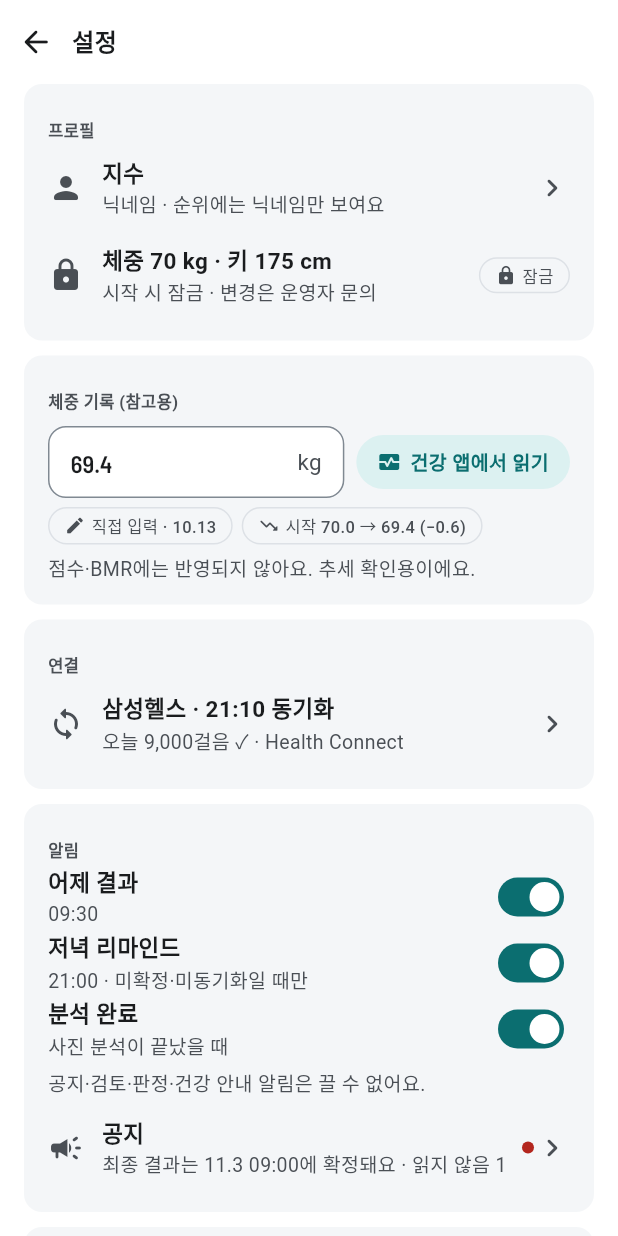
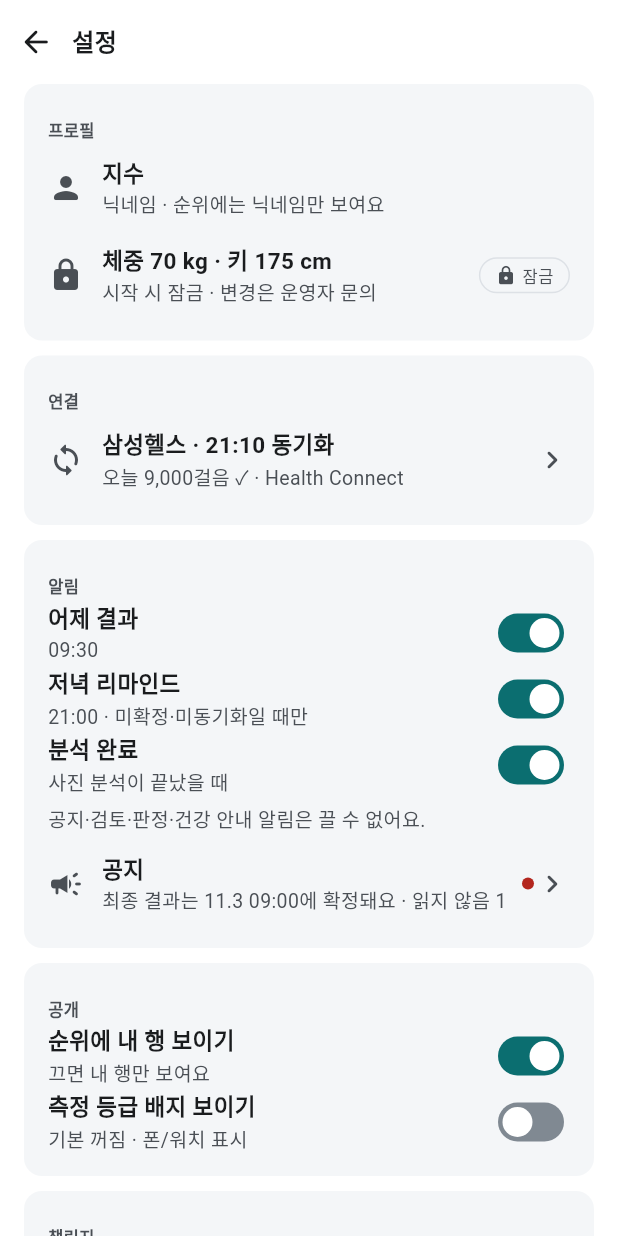
Before and after one commit to Davvyy/WOW, a Flutter app: the SettingsScreen screen opened by its route, on a phone screen of 412 x 824 dp. Run offline on Flutter 3.47's test engine with Material 3 defaults, Android fonts, the phone set to English and light mode, and no system bars; our stand-ins replace camera, firebase_core, firebase_messaging, flutter_riverpod, go_router, package_info_plus and 3 more; missing offline and left inert: health, kakao_flutter_sdk_user; accounts and stored records are empty; Roboto replaces fonts that are missing (Pretendard).

Commit message:
Load and save the settings toggles on the server
The settings screen kept the three notification toggles, the grade
badge, "show my row in the ranking" and the AI photo consent only in
memory, so a restart or reinstall put them back to the prototype
defaults and the server never learned about them.

- New API calls fetchSettings / updateSettings (RPC my_settings and
  set_my_settings). MySettingsNotifier reads them on start and on every
  sign-in change, changes one toggle at a time, and puts the old value
  back with a toast when the save does not go through.
- rankVisibleProvider and aiConsentProvider now follow the server
  values, so the ranking tab and the camera use the same answer. The
  onboarding join re-reads them after sending the consent.
- Revoking or granting the AI photo consent asks first in a dialog.
- The "weight record (reference)" card is gone: it started at the
  prototype 69.4 kg with a fake "start -> 69.4 (-25.6)" chip and saved
  nothing. The health-app weight reader stays for when the card returns.
- The privacy policy row is hidden until there is a URL, and the
  nickname row no longer looks tappable (there is no rename RPC).

The mock API keeps the settings in memory with the same defaults, so
mock mode and the tests work the same way.

```diff
--- a/app/lib/services/api/challory_api.dart
+++ b/app/lib/services/api/challory_api.dart
@@ -37,6 +37,12 @@ abstract class ChalloryApi {
 
   /// 다음 달 자동 참가 설정을 바꾼다(본인 프로필 행).
   Future<void> setAutoContinue(bool on);
+
+  /// 설정 화면 토글(my_settings, D75): 알림 3종 · 순위 공개 · 측정 등급 배지 · AI 사진 분석 동의. 로그인 전이면 기본값.
+  Future<MySettings> fetchSettings();
+
+  /// 설정 토글 바꾸기(set_my_settings): [patch] 의 항목만 바꾸고 바뀐 뒤 전체 값을 돌려준다.
+  Future<MySettings> updateSettings(MySettings patch, {required Set<SettingKey> keys});
 
   /// 공지 목록(N-03, 최신순). 예약 발송 시각이 지난 것만.
   Future<List<Notice>> fetchNotices();
@@ -118,6 +124,74 @@ abstract class ChalloryApi {
 
   /// 로그아웃 때 이 기기 행을 지워 더는 이 계정 알림이 오지 않게 한다(RLS: 본인 행)
   Future<void> unregisterDevice(String deviceId);
+}
+
+/// 설정 토글 이름(서버 my_settings 키)
+enum SettingKey {
+  notifyYesterday('notify_yesterday'),
+  notifyReminder('notify_reminder'),
+  notifyAnalysis('notify_analysis'),
+  leaderboardVisible('leaderboard_visible'),
+  gradeBadgePublic('grade_badge_public'),
+  aiConsent('ai_consent');
+
+  const SettingKey(this.wire);
+  final String wire;
+}
+
+/// 설정 화면 토글(서버 저장, D75). 알림을 끄면 서버가 그 종류 푸시를 보내지 않고, 순위 공개·배지는 순위표에,
+/// AI 동의는 사진 분석(국외 AI 전송)에 쓰인다.
+class MySettings {
+  const MySettings({this.notifyYesterday = true, this.notifyReminder = true, this.notifyAnalysis = true, this.leaderboardVisible = true,
+      this.gradeBadgePublic = false, this.aiConsent = true});
+
+  /// 어제 결과(N-01, 09:30)
+  final bool notifyYesterday;
+
+  /// 저녁 리마인드(N-02, 21:00)
+  final bool notifyReminder;
+
+  /// 분석 완료(N-04)
+  final bool notifyAnalysis;
+
+  /// 순위에 내 행 보이기(participants.leaderboard_visible)
+  final bool leaderboardVisible;
+
+  /// 측정 등급 배지 공개(participants.grade_badge_public)
+  final bool gradeBadgePublic;
+
+  /// 국외 AI 사진 분석 동의(consents overseas_ai)
+  final bool aiConsent;
+
+  bool operator [](SettingKey k) => switch (k) {
+        SettingKey.notifyYesterday => notifyYesterday,
+        SettingKey.notifyReminder => notifyReminder,
+        SettingKey.notifyAnalysis => notifyAnalysis,
+        SettingKey.leaderboardVisible => leaderboardVisible,
+        SettingKey.gradeBadgePublic => gradeBadgePublic,
+        SettingKey.aiConsent => aiConsent,
+      };
+
+  MySettings withValue(SettingKey k, bool v) => MySettings(
+        notifyYesterday: k == SettingKey.notifyYesterday ? v : notifyYesterday,
+        notifyReminder: k == SettingKey.notifyReminder ? v : notifyReminder,
+        notifyAnalysis: k == SettingKey.notifyAnalysis ? v : notifyAnalysis,
+        leaderboardVisible: k == SettingKey.leaderboardVisible ? v : leaderboardVisible,
+        gradeBadgePublic: k == SettingKey.gradeBadgePublic ? v : gradeBadgePublic,
+        aiConsent: k == SettingKey.aiConsent ? v : aiConsent,
+      );
+
+  /// 바꿀 항목만 서버 키로
+  Map<String, bool> patchJson(Set<SettingKey> keys) => {for (final k in keys) k.wire: this[k]};
+
+  factory MySettings.fromJson(Map<String, dynamic> j) => MySettings(
+        notifyYesterday: j['notify_yesterday'] as bool? ?? true,
+        notifyReminder: j['notify_reminder'] as bool? ?? true,
+        notifyAnalysis: j['notify_analysis'] as bool? ?? true,
+        leaderboardVisible: j['leaderboard_visible'] as bool? ?? true,
+        gradeBadgePublic: j['grade_badge_public'] as bool? ?? false,
+        aiConsent: j['ai_consent'] as bool? ?? false,
+      );
 }
 
 class InviteSummary {
--- a/app/lib/services/health/health_package_source.dart
+++ b/app/lib/services/health/health_package_source.dart
@@ -38,7 +38,7 @@ class HealthPackageSource implements HealthSource {
   /// 모든 항목 읽기 전용(권한 시트 항목 = P4 교육 카드 5개)
   static final _access = List<HealthDataAccess>.filled(_types.length, HealthDataAccess.READ);
 
-  /// 체중은 P12 "건강 앱에서 읽기" 최초 탭 시점에 별도 요청한다.
+  /// 체중은 P12 "건강 앱에서 읽기" 최초 탭 시점에 별도 요청한다. 체중 기록 카드를 숨긴 동안(D76)은 부르는 곳이 없다.
   static const weightType = HealthDataType.WEIGHT;
 
   @override
@@ -77,6 +77,7 @@ class HealthPackageSource implements HealthSource {
   }
 
   /// P12 "건강 앱에서 읽기": 체중(bodyMass / WeightRecord) 별도 권한 후 최근 값 1건. 참고용·BMR 미반영.
+  /// 체중 기록 카드(D76)를 저장 기능과 함께 되살릴 때 쓴다. 지금은 부르는 곳이 없다.
   Future<double?> readLatestWeightKg({DateTime? now}) async {
     await _ensureConfigured();
     final ok = await _health.requestAuthorization([weightType], permissions: [HealthDataAccess.READ]);
--- a/app/lib/ui/screens/p12_settings.dart
+++ b/app/lib/ui/screens/p12_settings.dart
@@ -5,7 +5,7 @@ import 'package:go_router/go_router.dart';
 import '../../core/format.dart';
 import '../../data/models.dart';
 import '../../router.dart';
-import '../../services/health/health_package_source.dart';
+import '../../services/api/challory_api.dart' show MySettings, SettingKey;
 import '../../state/app_state.dart';
 import '../../state/app_version.dart';
 import '../../services/push/push_service.dart' show PushPermission;
@@ -13,8 +13,9 @@ import '../../state/push_controller.dart';
 import '../widgets/common.dart';
 import '../../state/session.dart';
 
-/// P12 설정: 프로필(잠금) · 체중 기록(참고) · 연결 진단 · 알림 · 공지 · 공개 · 동의/데이터 · 계정.
-/// variant(검수용): disconnected | push-off | notices | delete | weight-read
+/// P12 설정: 프로필(잠금) · 연결 진단 · 알림 · 공지 · 공개 · 동의/데이터 · 계정.
+/// 알림·공개·AI 동의 토글은 서버에 저장한다(D75). 체중 기록(참고용)은 저장 기능이 없어 숨겼다(D76).
+/// variant(검수용): disconnected | push-off | notices | delete
 class SettingsScreen extends ConsumerStatefulWidget {
   const SettingsScreen({super.key, this.variant});
   final String? variant;
@@ -24,12 +25,6 @@ class SettingsScreen extends ConsumerStatefulWidget {
 }
 
 class _SettingsScreenState extends ConsumerState<SettingsScreen> {
-  final _weight = TextEditingController(text: '69.4');
-  String _weightBadge = '직접 입력 · 10.13';
-  bool _yesterday = true;
-  bool _evening = true;
-  bool _analysis = true;
-  bool _grade = false;
   late bool _osNotifOff = widget.variant == 'push-off';
   late final bool _connected = widget.variant != 'disconnected';
 
@@ -53,41 +48,34 @@ class _SettingsScreenState extends ConsumerState<SettingsScreen> {
           _openNotices();
         case 'delete':
           _openDelete();
-        case 'weight-read':
-          _readWeight();
       }
     });
   }
 
-  @override
-  void dispose() {
-    _weight.dispose();
-    super.dispose();
+  /// 토글 저장(서버). 저장하지 못하면 화면 값은 되돌아가고 안내한다.
+  Future<void> _set(SettingKey key, bool value) async {
+    final err = await ref.read(mySettingsProvider.notifier).change(key, value);
+    if (err != null && mounted) showToast(context, err);
   }
 
-  Future<void> _readWeight() async {
+  /// AI 사진 분석 동의 철회·재동의: 확인 창을 거친 뒤 서버에 저장(#5)
+  Future<void> _toggleAiConsent(bool consent) async {
+    final revoke = consent;
     final go = await showChDialog<bool>(
       context,
-      title: '체중을 건강 앱에서 읽을까요?',
-      body: const Txt.cap('최초 1회 체중(WeightRecord) 읽기 권한을 요청해요. 읽은 체중은 참고용으로만 저장되고 점수·BMR에는 반영되지 않아요.'),
+      title: revoke ? 'AI 사진 분석 동의를 철회할까요?' : 'AI 사진 분석에 다시 동의할까요?',
+      body: Txt.cap(revoke
+          ? '철회하면 음식 사진을 국외 AI 서버로 보내지 않아요. 촬영한 뒤 음식 이름을 검색해서 확정해요. 아직 분석 전인 사진도 검색으로 확정해요.'
+          : '동의하면 음식 사진이 국외 AI 서버로 전송돼 음식과 양을 찾아 줘요. 언제든 다시 철회할 수 있어요.'),
       actions: [
-        Builder(builder: (ctx) => ChButton('직접 입력', kind: BtnKind.quiet, onPressed: () => Navigator.of(ctx).pop(false))),
-        Builder(builder: (ctx) => ChButton('읽기 허용', onPressed: () => Navigator.of(ctx).pop(true))),
+        Builder(builder: (ctx) => ChButton('취소', kind: BtnKind.quiet, onPressed: () => Navigator.of(ctx).pop(false))),
+        Builder(builder: (ctx) => ChButton(revoke ? '철회' : '동의', kind: revoke ? BtnKind.critical : BtnKind.primary, onPressed: () => Navigator.of(ctx).pop(true))),
       ],
     );
     if (go != true || !mounted) return;
-    final src = ref.read(healthSourceProvider);
-    double? kg = 69.4; // 모의 값
-    if (src is HealthPackageSource) kg = await src.readLatestWeightKg();
+    final err = await ref.read(mySettingsProvider.notifier).change(SettingKey.aiConsent, !consent);
     if (!mounted) return;
-    if (kg == null) {
-      showToast(context, '건강 앱에서 읽은 체중이 없어요. 직접 입력해 주세요');
-      return;
-    }
-    setState(() {
-      _weight.text = kg!.toStringAsFixed(1);
-      _weightBadge = '건강 앱 · 10.13';
-    });
+    showToast(context, err ?? (revoke ? '동의를 철회했어요. 촬영 후 검색으로 확정해요' : '다시 동의했어요'));
   }
 
   /// 공지 보관함(N-03, 서버 notifications). 열 때 보이는 공지를 모두 읽음 처리한다.
@@ -169,6 +157,7 @@ class _SettingsScreenState extends ConsumerState<SettingsScreen> {
     final notices = ref.watch(noticesProvider).value ?? const <Notice>[];
     final unread = notices.where((n) => !n.read).length;
     final act = ref.watch(activityProvider);
+    final settings = ref.watch(mySettingsProvider).value ?? const MySettings();
     final visible = ref.watch(rankVisibleProvider);
     final aiConsent = ref.watch(aiConsentProvider);
     final autoContinue = ref.watch(autoContinueProvider).value ?? true;
@@ -211,29 +200,10 @@ class _SettingsScreenState extends ConsumerState<SettingsScreen> {
         ChCard(
           child: Column(crossAxisAlignment: CrossAxisAlignment.stretch, children: [
             const SectionTitle('프로필'),
-            li(Icons.person_rounded, curMe.nickname, sub: '닉네임 · 순위에는 닉네임만 보여요', onTap: () {}),
+            // 닉네임 바꾸기 API 가 없어 눌리지 않는 줄로 둔다(#24)
+            li(Icons.person_rounded, curMe.nickname, sub: '닉네임 · 순위에는 닉네임만 보여요'),
             li(Icons.lock_rounded, '체중 ${curMe.weightKg.round()} kg · 키 ${curMe.heightCm.round()} cm', sub: '시작 시 잠금 · 변경은 운영자 문의', trailing: const ChChip('잠금', icon: Icons.lock_rounded)),
           ]),
-        ),
-        ChCard(
-          child: Column(crossAxisAlignment: CrossAxisAlignment.stretch, children: spaced([
-            const SectionTitle('체중 기록 (참고용)'),
-            Row(children: [
-              Expanded(child: ChInput(controller: _weight, unit: 'kg', label: null, keyboardType: const TextInputType.numberWithOptions(decimal: true), onChanged: (_) => setState(() => _weightBadge = '직접 입력 · 10.13'))),
-              const SizedBox(width: 8),
-              ChButton('건강 앱에서 읽기', small: true, kind: BtnKind.secondary, icon: Icons.monitor_heart_rounded, onPressed: _readWeight),
-            ]),
-            Wrap(spacing: 6, runSpacing: 6, children: [
-              ChChip(_weightBadge, icon: _weightBadge.startsWith('건강') ? Icons.monitor_heart_rounded : Icons.edit_rounded),
-              Builder(builder: (_) {
-                final w = double.tryParse(_weight.text);
-                if (w == null) return const SizedBox.shrink();
-                final d = w - curMe.weightKg;
-                return ChChip('시작 ${curMe.weightKg.toStringAsFixed(1)} → ${w.toStringAsFixed(1)} (${d >= 0 ? '+' : '−'}${d.abs().toStringAsFixed(1)})', icon: Icons.trending_down_rounded);
-              }),
-            ]),
-            const Txt.cap('점수·BMR에는 반영되지 않아요. 추세 확인용이에요.'),
-          ], gap: 6)),
         ),
         ChCard(
           child: Column(crossAxisAlignment: CrossAxisAlignment.stretch, children: [
@@ -249,9 +219,9 @@ class _SettingsScreenState extends ConsumerState<SettingsScreen> {
         ChCard(
           child: Column(crossAxisAlignment: CrossAxisAlignment.stretch, children: [
             const SectionTitle('알림'),
-            toggle('어제 결과', '09:30', _yesterday, (v) => setState(() => _yesterday = v)),
-            toggle('저녁 리마인드', '21:00 · 미확정·미동기화일 때만', _evening, (v) => setState(() => _evening = v)),
-            toggle('분석 완료', '사진 분석이 끝났을 때', _analysis, (v) => setState(() => _analysis = v)),
+            toggle('어제 결과', '09:30', settings.notifyYesterday, (v) => _set(SettingKey.notifyYesterday, v)),
+            toggle('저녁 리마인드', '21:00 · 미확정·미동기화일 때만', settings.notifyReminder, (v) => _set(SettingKey.notifyReminder, v)),
+            toggle('분석 완료', '사진 분석이 끝났을 때', settings.notifyAnalysis, (v) => _set(SettingKey.notifyAnalysis, v)),
             const Padding(padding: EdgeInsets.symmetric(vertical: 4), child: Txt.cap('공지·검토·판정·건강 안내 알림은 끌 수 없어요.')),
             li(Icons.campaign_rounded, '공지',
                 sub: notices.isEmpty ? '아직 공지가 없어요' : '${notices.first.title} · ${unread == 0 ? '모두 읽음' : '읽지 않음 $unread'}',
@@ -265,8 +235,8 @@ class _SettingsScreenState extends ConsumerState<SettingsScreen> {
         ChCard(
           child: Column(crossAxisAlignment: CrossAxisAlignment.stretch, children: [
             const SectionTitle('공개'),
-            toggle('순위에 내 행 보이기', '끄면 내 행만 보여요', visible, (v) => ref.read(rankVisibleProvider.notifier).set(v)),
-            toggle('측정 등급 배지 보이기', '기본 꺼짐 · 폰/워치 표시', _grade, (v) => setState(() => _grade = v)),
+            toggle('순위에 내 행 보이기', '끄면 내 행만 보여요', visible, (v) => _set(SettingKey.leaderboardVisible, v)),
+            toggle('측정 등급 배지 보이기', '기본 꺼짐 · 폰/워치 표시', settings.gradeBadgePublic, (v) => _set(SettingKey.gradeBadgePublic, v)),
           ]),
         ),
         ChCard(
@@ -281,12 +251,9 @@ class _SettingsScreenState extends ConsumerState<SettingsScreen> {
         ChCard(
           child: Column(crossAxisAlignment: CrossAxisAlignment.stretch, children: [
             const SectionTitle('동의·데이터'),
-            li(Icons.smart_toy_rounded, aiConsent ? 'AI 사진 분석 동의 철회' : 'AI 사진 분석 동의 철회됨', sub: aiConsent ? '철회하면 촬영 후 검색으로 확정해요' : '촬영 후 검색으로 확정해요 · 다시 동의하려면 눌러 주세요', onTap: () {
-              ref.read(aiConsentProvider.notifier).set(!aiConsent);
-              showToast(context, aiConsent ? '동의를 철회했어요. 촬영 후 검색으로 확정해요' : '다시 동의했어요');
-            }),
+            li(Icons.smart_toy_rounded, aiConsent ? 'AI 사진 분석 동의 철회' : 'AI 사진 분석 동의 철회됨', sub: aiConsent ? '철회하면 촬영 후 검색으로 확정해요' : '촬영 후 검색으로 확정해요 · 다시 동의하려면 눌러 주세요', onTap: () => _toggleAiConsent(aiConsent)),
             li(Icons.schedule_rounded, '사진 보관', sub: '챌린지 종료 7일 후 삭제 · 해시·확정값만 보존'),
-            li(Icons.description_rounded, '개인정보 처리방침 · 이용약관', onTap: () {}),
+            // 개인정보 처리방침 · 이용약관: 게시 주소가 정해지면 다시 연결한다(#24)
           ]),
         ),
         ChCard(
```
Also changed, not shown: app/lib/services/api/mock_api.dart (+19 -0 lines), app/lib/services/api/supabase_api.dart (+10 -0 lines), app/lib/state/app_state.dart (+35 -4 lines), 1 other file.
